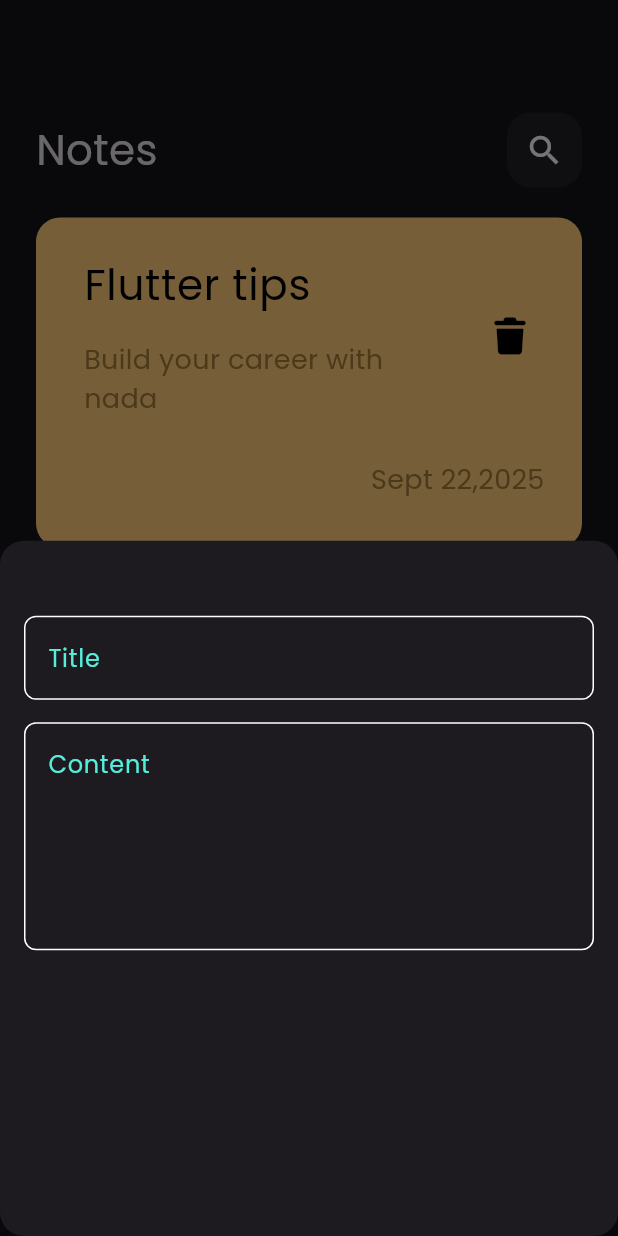
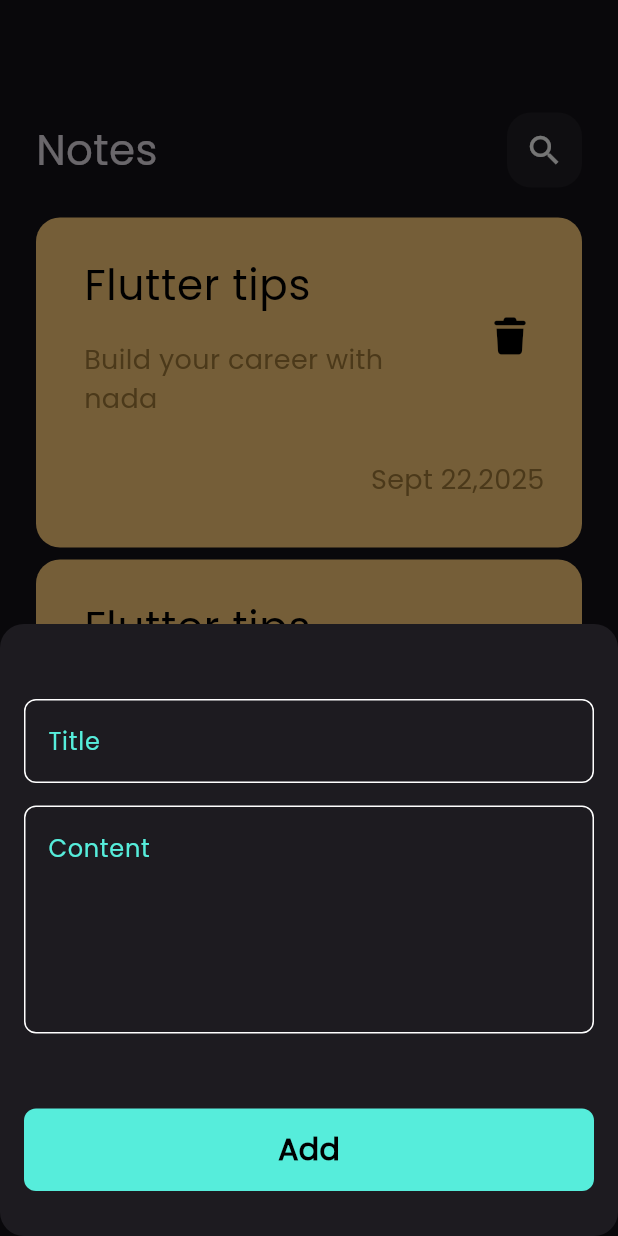
Before and after one commit to nada29348-hash/notes_app2, a Flutter app: the screen it shows after launch, after a tap on the "add" icon, on a phone screen of 412 x 824 dp. Run offline on Flutter 3.47's test engine with Material 3 defaults, Android fonts, the phone set to English and light mode, and no system bars; our stand-ins replace font_awesome_flutter.

Commit message:
finish notes bottom sheet

```diff
--- a/lib/widgets/add_note_bottom_sheet.dart
+++ b/lib/widgets/add_note_bottom_sheet.dart
@@ -1,4 +1,5 @@
 import 'package:flutter/material.dart';
+import 'package:notes_app2/widgets/custom_button.dart';
 import 'package:notes_app2/widgets/custom_text_field.dart';
 
 class AddNoteBottomSheet extends StatelessWidget {
@@ -8,13 +9,18 @@
   Widget build(BuildContext context) {
     return Padding(
       padding: const EdgeInsets.symmetric(horizontal: 16),
-      child: const Column(
-        children: [
-          SizedBox(height: 50),
-          CustomTextField(hint: 'Title'),
-          SizedBox(height: 15),
-          CustomTextField(hint: 'Content', maxLines: 5),
-        ],
+      child: SingleChildScrollView(
+        child: Column(
+          children: const [
+            SizedBox(height: 50),
+            CustomTextField(hint: 'Title'),
+            SizedBox(height: 15),
+            CustomTextField(hint: 'Content', maxLines: 5),
+            SizedBox(height: 50),
+            CustomButton(),
+            SizedBox(height: 30),
+          ],
+        ),
       ),
     );
   }
--- /dev/null
+++ b/lib/widgets/custom_button.dart
@@ -0,0 +1,28 @@
+import 'package:flutter/material.dart';
+import 'package:notes_app2/constants.dart';
+
+class CustomButton extends StatelessWidget {
+  const CustomButton({super.key});
+
+  @override
+  Widget build(BuildContext context) {
+    return Container(
+      height: 55,
+      width: MediaQuery.of(context).size.width,
+      decoration: BoxDecoration(
+        color: kPrimaryColor,
+        borderRadius: BorderRadius.circular(8),
+      ),
+      child: Center(
+        child: Text(
+          'Add',
+          style: TextStyle(
+            color: Colors.black,
+            fontSize: 20,
+            fontWeight: FontWeight.bold,
+          ),
+        ),
+      ),
+    );
+  }
+}
```
